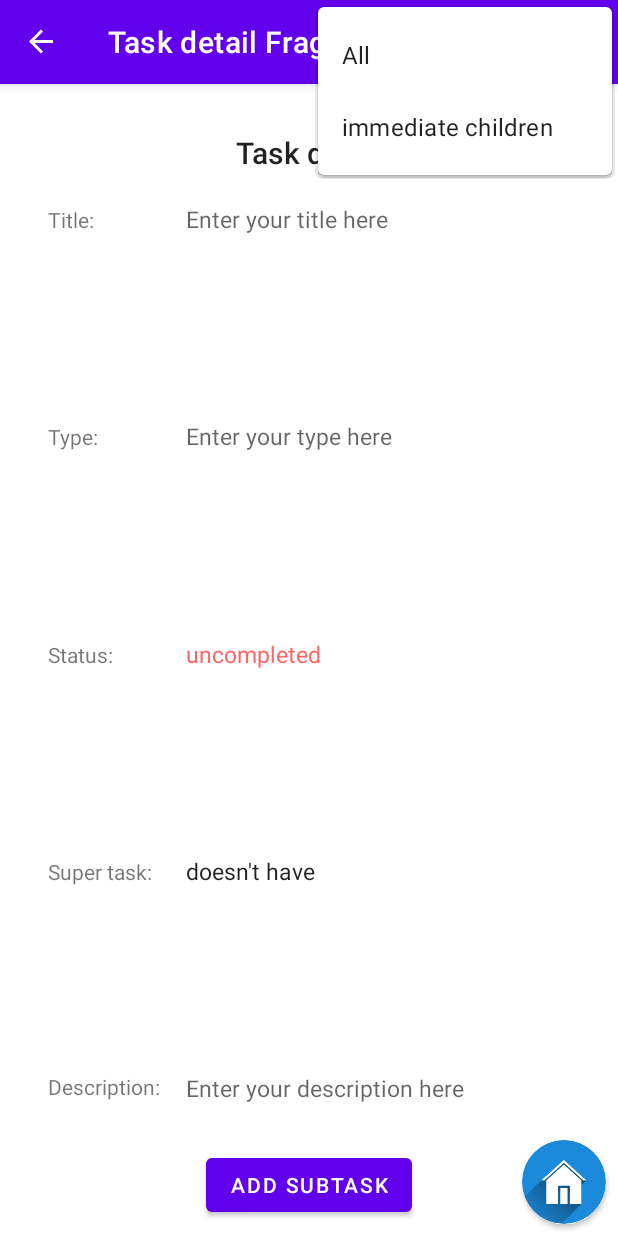
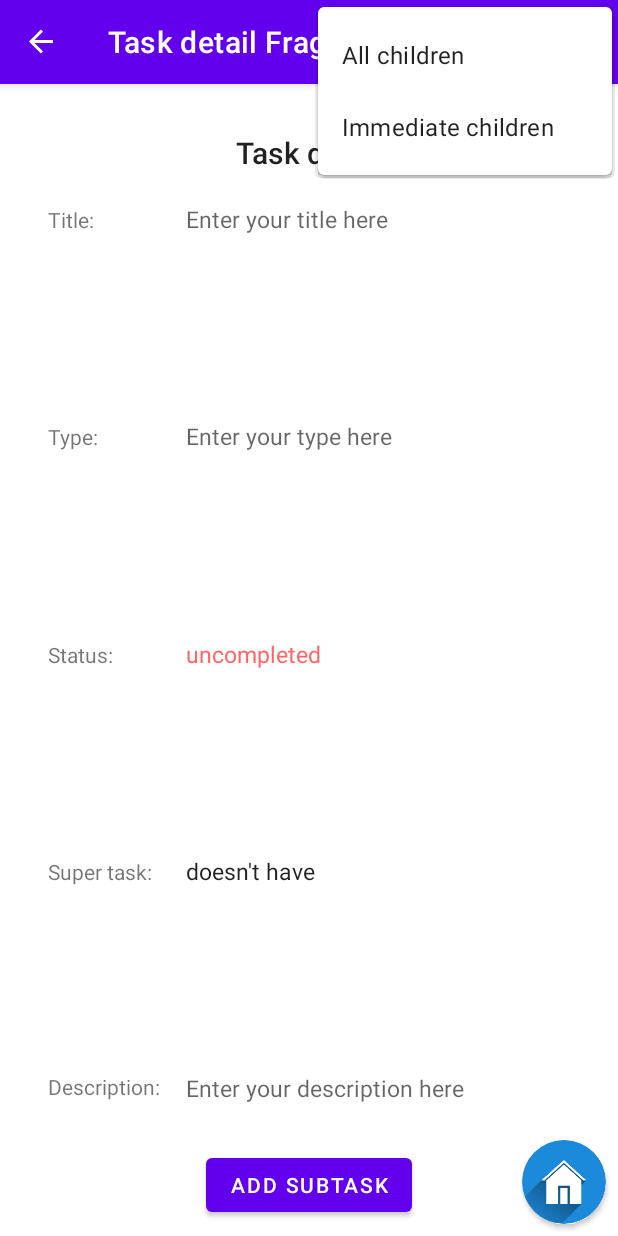
Before and after one commit to Andres741/TaskForestApp, an Android app: the TaskDetailFragment screen opened through its navigation route, with the options menu open, on a phone screen of 412 x 824 dp. Run offline under Robolectric (Android 15) with nearby library versions, the phone set to English and light mode, and no system bars; our stand-ins replace Dagger/Hilt's generated code, data binding, navigation-ui, paging; 3 statements that could not run were skipped.

Commit message:
Filter shown task by only top super task done.

```diff
--- a/app/src/main/java/com/example/taskscheduler/ui/main/adapters/itemAdapters/TaskTypeAdapter.kt
+++ b/app/src/main/java/com/example/taskscheduler/ui/main/adapters/itemAdapters/TaskTypeAdapter.kt
@@ -12,10 +12,10 @@ import com.example.taskscheduler.databinding.TaskTypeItemBinding
 import com.example.taskscheduler.domain.models.TaskTypeModel
 import com.example.taskscheduler.domain.models.ITaskTypeNameOwner
 import com.example.taskscheduler.domain.models.SimpleTaskTypeNameOwner
-import com.example.taskscheduler.util.OnClickTaskTypeVH
+import com.example.taskscheduler.util.OnClickType
 
 class TaskTypeAdapter (
-    private val onClickCallBack: OnClickTaskTypeVH
+    private val onClickCallBack: OnClickType
 ): PagingDataAdapter<TaskTypeModel, TaskTypeViewHolder>(TaskTypeDiffCallback) {
 
     init {
@@ -67,7 +67,7 @@ class TaskTypeViewHolder private constructor(
             selectedViewHolder = null
         }
 
-        fun create(parent: ViewGroup, onClickCallBack: OnClickTaskTypeVH) = TaskTypeViewHolder(
+        fun create(parent: ViewGroup, onClickCallBack: OnClickType) = TaskTypeViewHolder(
             DataBindingUtil.inflate (
                 LayoutInflater.from(parent.context),
                 R.layout.task_type_item,
@@ -84,7 +84,7 @@ class TaskTypeViewHolder private constructor(
             return selectedTaskType != null && (binding.taskType?.equalsType(selectedTaskType) == true)
         }
 
-    private fun setCallBacks(onClickCallBack: OnClickTaskTypeVH) = apply {
+    private fun setCallBacks(onClickCallBack: OnClickType) = apply {
         binding.root.setOnClickListener onClick@ {
             val taskType = taskTypeInBinding ?: return@onClick
             if (selectedViewHolder?.taskTypeInBinding == taskType) {
--- a/app/src/main/java/com/example/taskscheduler/ui/main/adapters/itemAdapters/TasksAdapterViewModel.kt
+++ b/app/src/main/java/com/example/taskscheduler/ui/main/adapters/itemAdapters/TasksAdapterViewModel.kt
@@ -50,7 +50,6 @@ class TasksAdapterViewModel @Inject constructor(
 
     val tasksDataFlow: LiveData<TaskDataFlow> = filteredDataFlow
 
-    val selectedTaskTypeName = MutableLiveData<ITaskTypeNameOwner?>()
 
     private fun setPagingData(newTask: ITaskTitleOwner?) {
         _tasksDataFlow.value = getTaskPager(newTask).cachedIn(pagingDataScopeProvider.newScope)
--- a/app/src/main/java/com/example/taskscheduler/ui/main/tasks/TasksFragment.kt
+++ b/app/src/main/java/com/example/taskscheduler/ui/main/tasks/TasksFragment.kt
@@ -15,7 +15,6 @@ import com.example.taskscheduler.databinding.FragmentTasksBinding
 import com.example.taskscheduler.ui.main.adapters.itemAdapters.TaskTypeAdapter
 import com.example.taskscheduler.ui.main.adapters.itemAdapters.TasksAdapter
 import com.example.taskscheduler.ui.main.adapters.itemAdapters.TasksAdapterViewModel
-import com.example.taskscheduler.util.notImplementedToastFactory
 import com.example.taskscheduler.util.scopes.OneScopeAtOnceProvider
 import dagger.hilt.android.AndroidEntryPoint
 import kotlinx.coroutines.flow.collectLatest
@@ -32,8 +31,8 @@ class TasksFragment: Fragment() {
     private val tasksAdapterViewModel: TasksAdapterViewModel by activityViewModels()
 
 
-    private val tasksAdapter by lazy { TasksAdapter(tasksAdapterViewModel) }
-    private val taskTypeAdapter by lazy { TaskTypeAdapter(tasksAdapterViewModel.selectedTaskTypeName::setValue) }
+    private val tasksAdapter by lazy { TasksAdapter(tasksAdapterViewModel, viewModel.selectedTaskTypeName::setValue) }
+    private val taskTypeAdapter by lazy { TaskTypeAdapter(viewModel.selectedTaskTypeName::setValue) }
 
     private val collectPagingDataScopeProvider = OneScopeAtOnceProvider()
 
@@ -64,6 +63,21 @@ class TasksFragment: Fragment() {
             lifecycleScope.launch {
                 taskTypeDataFlow.collectLatest(taskTypeAdapter::submitData)
             }
+
+            selectedTaskTypeName.observe(viewLifecycleOwner) { typeName ->
+                tasksAdapterViewModel.filterByType(typeName)
+                if (typeName == null) {
+                    taskTypeAdapter.unselectViewHolder()
+                    return@observe
+                }
+                taskTypeAdapter.selectViewHolder(typeName)
+            }
+
+            isShowingOnlyTopSuperTask.observe(viewLifecycleOwner) { onlyTopSuperTasks ->
+                if (onlyTopSuperTasks) tasksAdapterViewModel.onlySuperTasksInTaskSource()
+                else tasksAdapterViewModel.allInTaskSource()
+
+            }
         }
 
         tasksAdapterViewModel.apply {
@@ -79,14 +93,6 @@ class TasksFragment: Fragment() {
                 collectPagingDataScopeProvider.newScope.launch {
                     flow.collectLatest(tasksAdapter::submitData)
                 }
-            }
-            selectedTaskTypeName.observe(viewLifecycleOwner) {
-                filterByType(it)
-                if (it == null) {
-                    taskTypeAdapter.unselectViewHolder()
-                    return@observe
-                }
-                taskTypeAdapter.selectViewHolder(it)
             }
         }
 
@@ -105,11 +111,10 @@ class TasksFragment: Fragment() {
     }
 
     override fun onOptionsItemSelected(item: MenuItem): Boolean {
-
         when (item.itemId) {
             R.id.filter_by_done -> filterByDoneMenu.show()
-            R.id.all -> tasksAdapterViewModel.allInTaskSource()
-            R.id.only_super -> tasksAdapterViewModel.onlySuperTasksInTaskSource()
+            R.id.all -> viewModel.isShowingOnlyTopSuperTask.value = false
+            R.id.only_super -> viewModel.isShowingOnlyTopSuperTask.value = true
             else -> return super.onOptionsItemSelected(item)
         }
         return true
--- a/app/src/main/java/com/example/taskscheduler/ui/main/tasks/TasksViewModel.kt
+++ b/app/src/main/java/com/example/taskscheduler/ui/main/tasks/TasksViewModel.kt
@@ -1,9 +1,11 @@
 package com.example.taskscheduler.ui.main.tasks
 
+import androidx.lifecycle.MutableLiveData
 import androidx.lifecycle.ViewModel
 import androidx.lifecycle.viewModelScope
 import androidx.paging.cachedIn
 import com.example.taskscheduler.domain.GetTaskTypePagerUseCase
+import com.example.taskscheduler.domain.models.ITaskTypeNameOwner
 import com.example.taskscheduler.util.TaskTypeDataFlow
 import dagger.hilt.android.lifecycle.HiltViewModel
 import javax.inject.Inject
@@ -14,6 +16,10 @@ class TasksViewModel @Inject constructor(
 ): ViewModel() {
     val taskTypeDataFlow: TaskTypeDataFlow = getTaskTypePagerUseCase().cachedIn(viewModelScope)
 
+    val selectedTaskTypeName = MutableLiveData<ITaskTypeNameOwner?>()
+
+    val isShowingOnlyTopSuperTask = MutableLiveData(false)
+
 //    private fun<T> T.log(msj: String? = null) = apply {
 //        Log.i("TasksViewModel", "${if (msj != null) "$msj: " else ""}${toString()}")
 //    }
--- a/app/src/main/java/com/example/taskscheduler/util/typealiases.kt
+++ b/app/src/main/java/com/example/taskscheduler/util/typealiases.kt
@@ -1,11 +1,12 @@
 package com.example.taskscheduler.util
 
 import androidx.paging.PagingData
+import com.example.taskscheduler.domain.models.ITaskTypeNameOwner
 import com.example.taskscheduler.domain.models.TaskModel
 import com.example.taskscheduler.domain.models.TaskTypeModel
 import kotlinx.coroutines.flow.Flow
 
 typealias TaskDataFlow = Flow<PagingData<TaskModel>>
 typealias TaskTypeDataFlow = Flow<PagingData<TaskTypeModel>>
-typealias OnClickTaskTypeVH = (TaskTypeModel?) -> Unit
+typealias OnClickType = (ITaskTypeNameOwner?) -> Unit
 typealias CallbackAndName = Pair<()->Unit, String>
--- a/app/src/main/res/menu/filter_by_done_menu.xml
+++ b/app/src/main/res/menu/filter_by_done_menu.xml
@@ -4,7 +4,7 @@
     >
     <item
         android:id="@+id/all_by_done"
-        android:title="@string/all" />
+        android:title="@string/all_children" />
     <item
         android:id="@+id/completed"
         android:title="@string/completed_tasks"
--- a/app/src/main/res/menu/filter_in_task_detail.xml
+++ b/app/src/main/res/menu/filter_in_task_detail.xml
@@ -12,7 +12,7 @@
         />
     <item
         android:id="@+id/all_sub"
-        android:title="@string/all" />
+        android:title="@string/all_children" />
     <item
         android:id="@+id/immediate_children"
         android:title="@string/immediate_children" />
--- a/app/src/main/res/menu/filter_tasks_options.xml
+++ b/app/src/main/res/menu/filter_tasks_options.xml
@@ -12,7 +12,7 @@
         />
     <item
         android:id="@+id/all"
-        android:title="@string/all"
+        android:title="@string/all_children"
         />
     <item
         android:id="@+id/only_super"
--- a/app/src/main/res/values/strings.xml
+++ b/app/src/main/res/values/strings.xml
@@ -104,11 +104,11 @@
 
     <string name="save_in_hierarchy">save in this hierarchy of tasks</string>
     <string name="login_out_in_process">Login out in process</string>
-    <string name="all">All</string>
+    <string name="all_children">All children</string>
     <string name="active">undone</string>
     <string name="completed_tasks">done</string>
     <string name="only_super_tasks">only super tasks</string>
-    <string name="immediate_children">immediate children</string>
+    <string name="immediate_children">Immediate children</string>
     <string name="filter_by_done">filter by done</string>
 
 
```
Also changed, not shown: app/src/main/java/com/example/taskscheduler/ui/main/adapters/itemAdapters/TasksAdapter.kt (+9 -8 lines).
